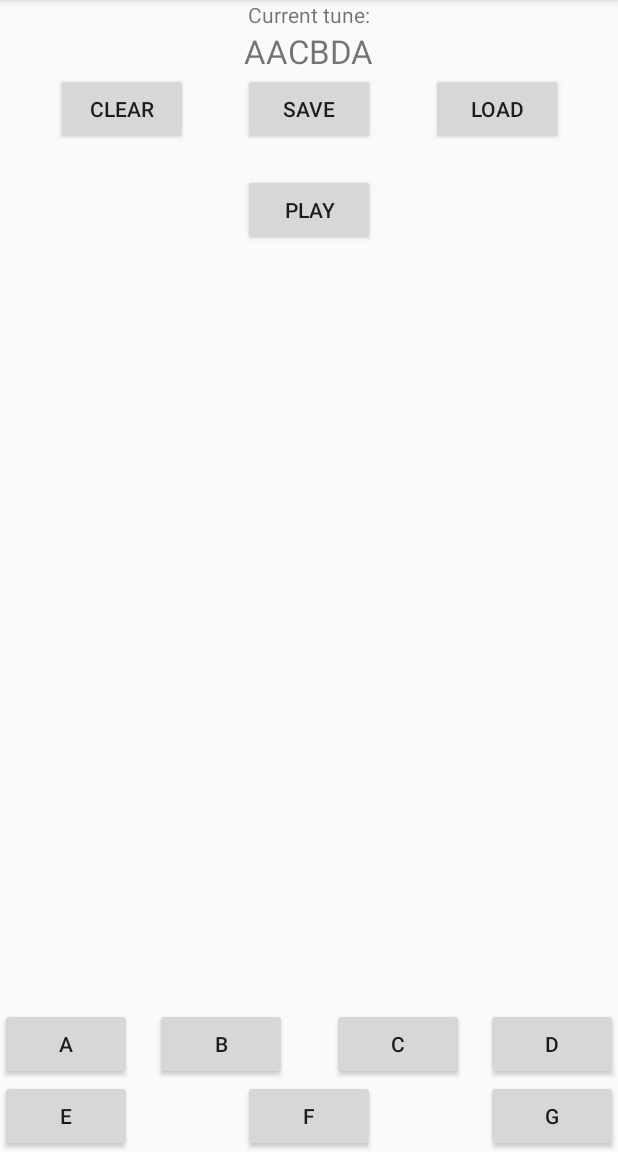
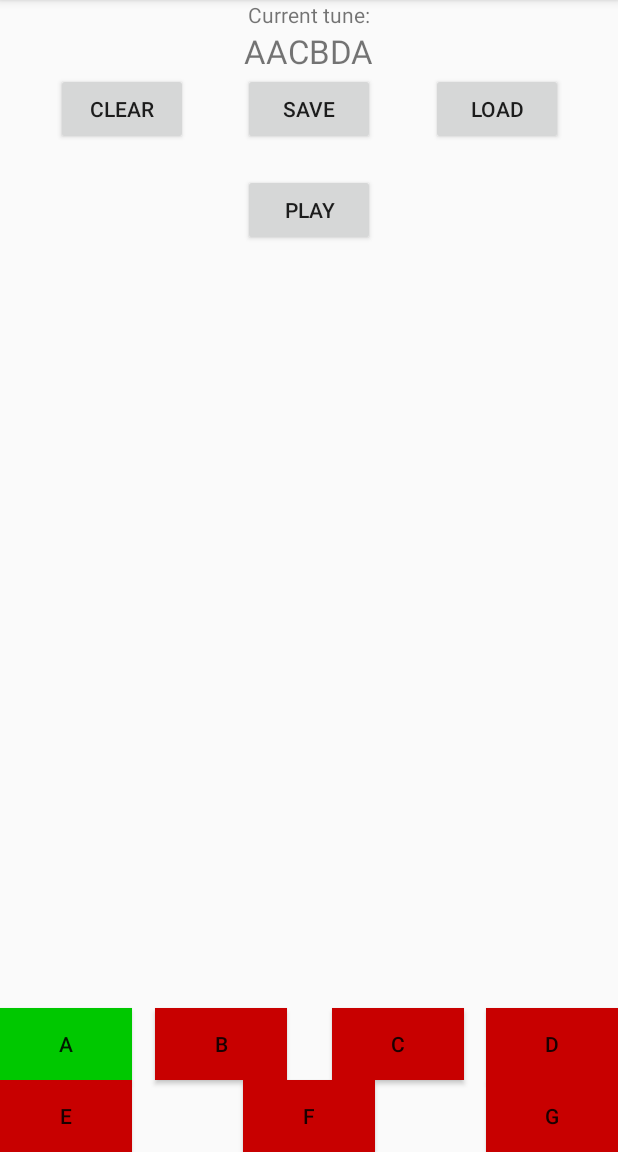
Before and after one commit to oreganoli/Noise, an Android app: the screen it shows after launch (MainActivity), after a tap on an icon or button, on a phone screen of 412 x 824 dp, the part 84-1236 px from its top. Run offline under Robolectric (Android 15) with nearby library versions, the phone set to English and light mode, and no system bars.

Commit message:
buttons get colored when pressed

```diff
--- /dev/null
+++ b/app/src/main/java/xyz/oreganoli/noise/ButtonCollection.java
@@ -0,0 +1,29 @@
+package xyz.oreganoli.noise;
+
+import android.graphics.Color;
+import android.widget.Button;
+
+import java.util.ArrayList;
+
+public class ButtonCollection {
+    ArrayList<Button> buttons;
+    public ButtonCollection(MainActivity view) {
+        buttons = new ArrayList<>();
+        buttons.add(view.<Button>findViewById(R.id.playA));
+        buttons.add(view.<Button>findViewById(R.id.playB));
+        buttons.add(view.<Button>findViewById(R.id.playC));
+        buttons.add(view.<Button>findViewById(R.id.playD));
+        buttons.add(view.<Button>findViewById(R.id.playE));
+        buttons.add(view.<Button>findViewById(R.id.playF));
+        buttons.add(view.<Button>findViewById(R.id.playG));
+    }
+    public void colorize(int id) {
+        for (Button each : buttons) {
+            if (each.getId() == id) {
+                each.setBackgroundColor(Color.rgb(0, 200, 0));
+            } else {
+                each.setBackgroundColor(Color.rgb(200, 0, 0));
+            }
+        }
+    }
+}
--- a/app/src/main/java/xyz/oreganoli/noise/MainActivity.java
+++ b/app/src/main/java/xyz/oreganoli/noise/MainActivity.java
@@ -10,6 +10,7 @@ import java.util.concurrent.ThreadPoolExecutor;
 import java.util.concurrent.TimeUnit;
 
 public class MainActivity extends AppCompatActivity {
+    ButtonCollection buttons;
     TextView tuneView;
     String currentTune = "AACBD";
     NotePlayer player;
@@ -25,36 +26,43 @@ public class MainActivity extends AppCompatActivity {
         currentTune += "A";
         updateTuneView();
         executor.execute(new MusicWorker(player, "A"));
+        buttons.colorize(R.id.playA);
     }
     public void playB(View view) {
         currentTune += "B";
         updateTuneView();
         executor.execute(new MusicWorker(player, "A"));
+        buttons.colorize(R.id.playB);
     }
     public void playC(View view) {
         currentTune += "C";
         updateTuneView();
         executor.execute(new MusicWorker(player, "A"));
+        buttons.colorize(R.id.playC);
     }
     public void playD(View view) {
         currentTune += "D";
         updateTuneView();
         executor.execute(new MusicWorker(player, "D"));
+        buttons.colorize(R.id.playD);
     }
     public void playE(View view) {
         currentTune += "E";
         updateTuneView();
         executor.execute(new MusicWorker(player, "E"));
+        buttons.colorize(R.id.playE);
     }
     public void playF(View view) {
         currentTune += "F";
         updateTuneView();
         executor.execute(new MusicWorker(player, "F"));
+        buttons.colorize(R.id.playF);
     }
     public void playG(View view) {
         currentTune += "G";
         updateTuneView();
         executor.execute(new MusicWorker(player, "G"));
+        buttons.colorize(R.id.playG);
     }
     public void playTune(View view) {
         executor.execute(new MusicWorker(player, currentTune));
@@ -63,6 +71,7 @@ public class MainActivity extends AppCompatActivity {
     protected void onCreate(Bundle savedInstanceState) {
         super.onCreate(savedInstanceState);
         setContentView(R.layout.activity_main);
+        buttons = new ButtonCollection(this);
         tuneView = findViewById(R.id.tuneView);
         tuneView.setText(currentTune);
         player = new NotePlayer(this);
```
